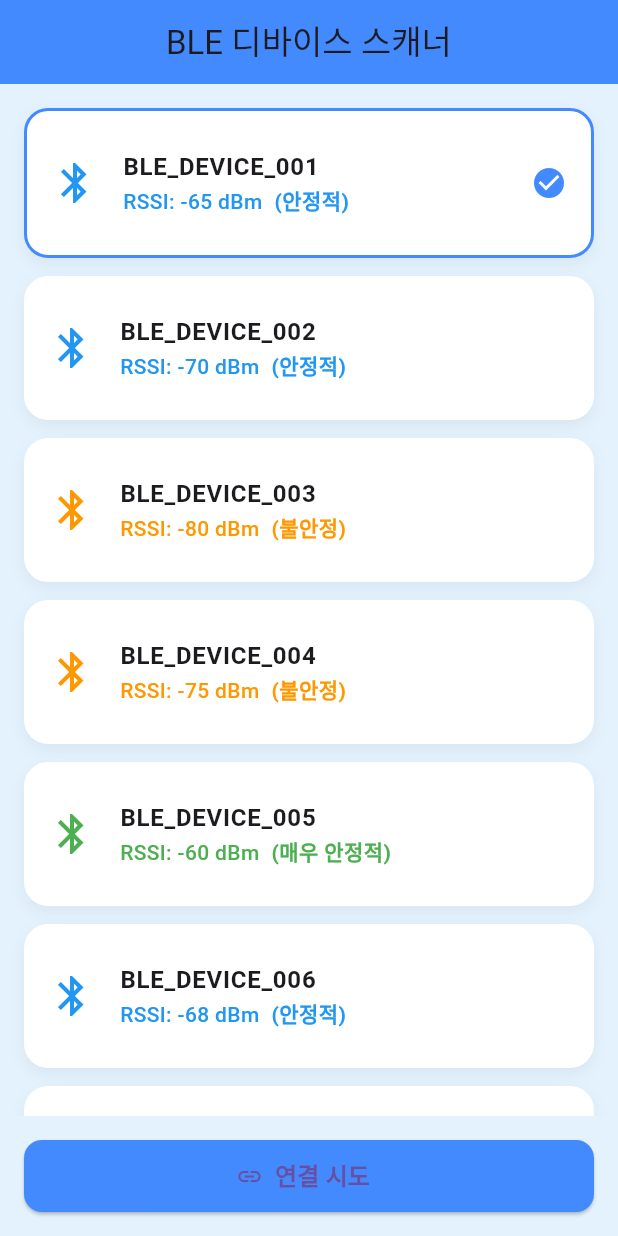
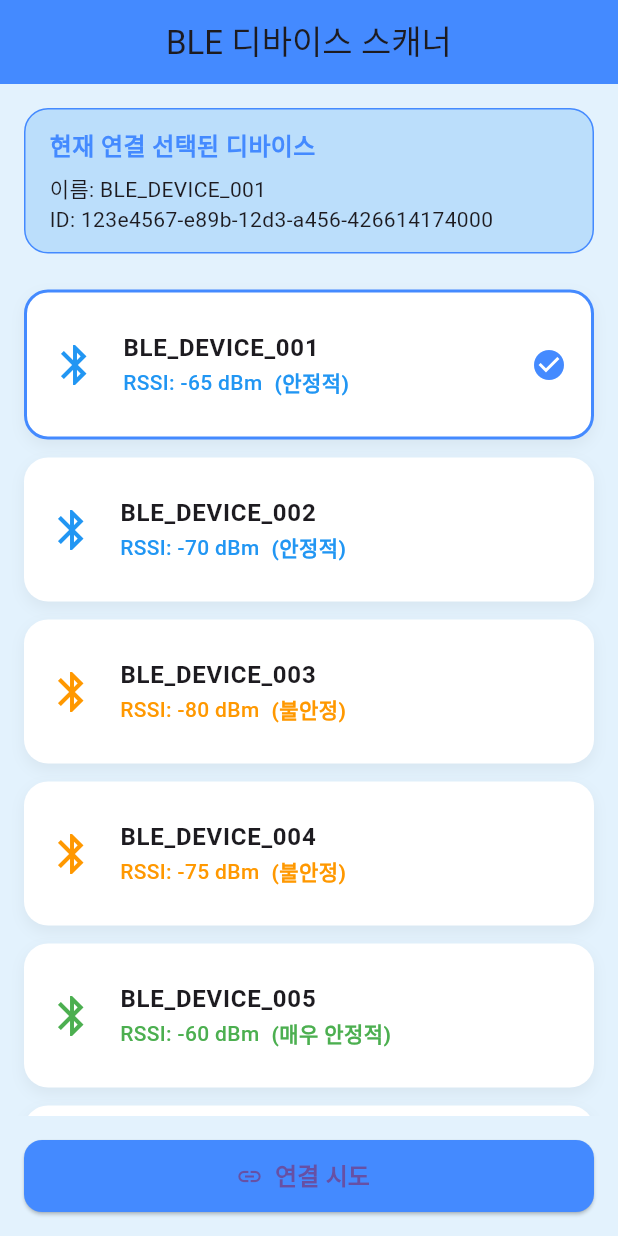
Before and after one commit to joheeyong/flutter_BLE, a Flutter app: the screen it shows after launch, after a tap on "BLE_DEVICE_001", on a phone screen of 412 x 824 dp. Run offline on Flutter 3.47's test engine with Material 3 defaults, Android fonts, the phone set to English and light mode, and no system bars; our stand-ins replace equatable.

Commit message:
DeviceDetailScreen 및 Provider 기능 완성
- DeviceDetailScreen UI 개선 및 송수신 로그 기능 추가
- DeviceDetailProvider에 주기적 Mock 응답 수신 기능 구현
- 연결 해제 버튼 UI 개선으로 가시성 향상
- DeviceListScreen에 연결된 디바이스 정보 리스트 상단 노출 추가
- 관련 Flutter 테스트 코드 보완 및 통과 확인

```diff
--- a/lib/providers/device_detail_provider.dart
+++ b/lib/providers/device_detail_provider.dart
@@ -1,16 +1,23 @@
 import 'dart:async';
+import 'dart:math';
 import 'package:flutter/foundation.dart';
 
 class DeviceDetailProvider extends ChangeNotifier {
   bool _isConnecting = false;
   bool _isConnected = false;
-  String _receivedData = '';
+
+  final List<String> _sentMessages = [];
+  final List<String> _receivedMessages = [];
+
+  Timer? _mockResponseTimer;
+  final Random _random = Random();
 
   bool get isConnecting => _isConnecting;
   bool get isConnected => _isConnected;
-  String get receivedData => _receivedData;
 
-  /// 디바이스 연결 시뮬레이션 (2초 후 성공)
+  List<String> get sentMessages => List.unmodifiable(_sentMessages);
+  List<String> get receivedMessages => List.unmodifiable(_receivedMessages);
+
   Future<void> connect() async {
     _isConnecting = true;
     notifyListeners();
@@ -20,22 +27,43 @@ class DeviceDetailProvider extends ChangeNotifier {
     _isConnecting = false;
     _isConnected = true;
     notifyListeners();
+
+    _startMockResponseTimer();
   }
 
-  /// 연결 해제
   void disconnect() {
     _isConnected = false;
-    _receivedData = '';
+    _sentMessages.clear();
+    _receivedMessages.clear();
+    _mockResponseTimer?.cancel();
     notifyListeners();
   }
 
-  /// 데이터 전송 (1초 후 가상 응답)
   void sendData(String data) {
     if (!_isConnected) return;
 
-    Timer(const Duration(seconds: 1), () {
-      _receivedData = '응답 수신: $data';
+    _sentMessages.add(data);
+    notifyListeners();
+  }
+
+  void _startMockResponseTimer() {
+    _mockResponseTimer?.cancel();
+
+    _mockResponseTimer = Timer.periodic(const Duration(seconds: 3), (_) {
+      if (!_isConnected) {
+        _mockResponseTimer?.cancel();
+        return;
+      }
+
+      final response = '응답: Random Data ${_random.nextInt(100)}';
+      _receivedMessages.add(response);
       notifyListeners();
     });
   }
+
+  @override
+  void dispose() {
+    _mockResponseTimer?.cancel();
+    super.dispose();
+  }
 }
--- a/lib/views/device_list_screen.dart
+++ b/lib/views/device_list_screen.dart
@@ -81,7 +81,6 @@ class _DeviceListScreenState extends State<DeviceListScreen>
 
       if (!mounted) return;
 
-      // mounted 체크 후 context 안전하게 사용
       Navigator.of(context).push(
         MaterialPageRoute(
           builder: (_) => ChangeNotifierProvider(
@@ -120,6 +119,43 @@ class _DeviceListScreenState extends State<DeviceListScreen>
         opacity: _fadeAnimation,
         child: Column(
           children: [
+            // 연결된 디바이스가 있으면 상단에 표시
+            if (bleProvider.selectedDevice != null) ...[
+              Container(
+                width: double.infinity,
+                padding: const EdgeInsets.symmetric(
+                    horizontal: 16, vertical: 12),
+                margin: const EdgeInsets.fromLTRB(16, 16, 16, 8),
+                decoration: BoxDecoration(
+                  color: Colors.blue.shade100,
+                  borderRadius: BorderRadius.circular(16),
+                  border: Border.all(color: Colors.blueAccent),
+                ),
+                child: Column(
+                  crossAxisAlignment: CrossAxisAlignment.start,
+                  children: [
+                    const Text(
+                      '현재 연결 선택된 디바이스',
+                      style: TextStyle(
+                        fontWeight: FontWeight.bold,
+                        fontSize: 16,
+                        color: Colors.blueAccent,
+                      ),
+                    ),
+                    const SizedBox(height: 6),
+                    Text(
+                      '이름: ${bleProvider.selectedDevice!.name}',
+                      style: const TextStyle(fontSize: 14),
+                    ),
+                    Text(
+                      'ID: ${bleProvider.selectedDevice!.deviceId}',
+                      style: const TextStyle(fontSize: 14),
+                    ),
+                  ],
+                ),
+              ),
+            ],
+
             Expanded(
               child: ListView.builder(
                 padding: const EdgeInsets.all(16),
@@ -181,7 +217,6 @@ class _DeviceListScreenState extends State<DeviceListScreen>
                           : null,
                       onTap: () {
                         if (bleProvider.selectedDevice == device) {
-                          // 같은 디바이스를 클릭하면 선택 해제
                           bleProvider.clearSelection();
                         } else {
                           bleProvider.selectDevice(device);
@@ -192,6 +227,7 @@ class _DeviceListScreenState extends State<DeviceListScreen>
                 },
               ),
             ),
+
             Padding(
               padding: const EdgeInsets.all(16),
               child: Column(
```
Also changed, not shown: lib/views/device_detail_screen.dart (+83 -9 lines), 2 other files.
